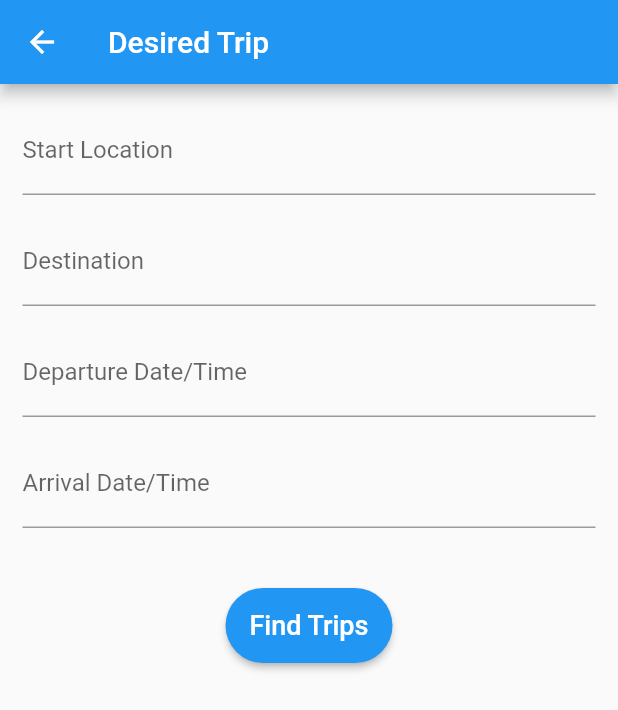
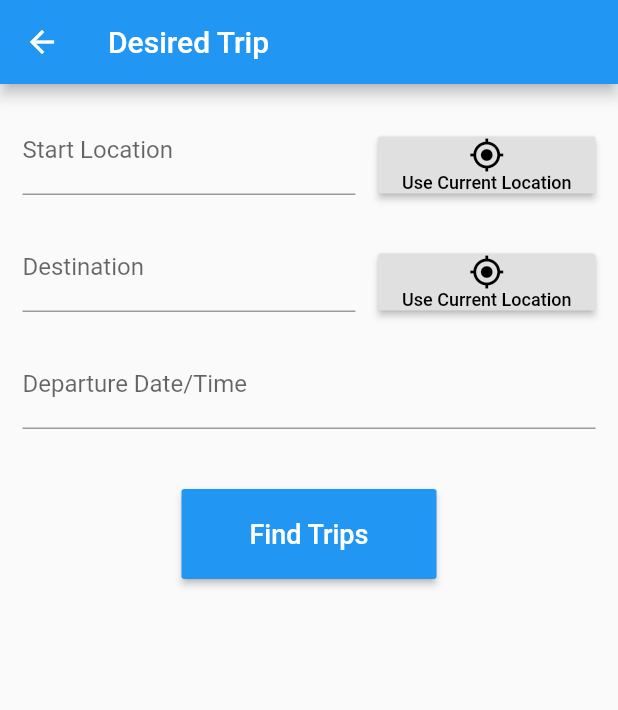
Before and after one commit to rcaina/Passenger, a Flutter app: the CreatePassengerTrip screen opened directly, on a phone screen of 412 x 824 dp. Shown: the top 710 px of the screen. Run offline on Flutter 3.47's test engine with Material 2 defaults, Android fonts, the phone set to English and light mode, and no system bars; drawn by our look-alikes of date_time_picker.

Commit message:
Collect data from create trip forms and store it in global storage

```diff
--- /dev/null
+++ b/lib/globals.dart
@@ -0,0 +1,3 @@
+String user = "John";
+List<dynamic> myTrips = [];
+List<dynamic> trips = [];
--- a/lib/view/createPassengerTrip.dart
+++ b/lib/view/createPassengerTrip.dart
@@ -1,7 +1,6 @@
 import 'package:flutter/material.dart';
 import 'package:date_time_picker/date_time_picker.dart';
-
-import 'navigation.dart';
+import 'package:passenger/view/navigation.dart';
 
 class CreatePassengerTrip extends StatefulWidget {
   const CreatePassengerTrip({Key? key}) : super(key: key);
@@ -16,6 +15,10 @@ class _CreatePassengerTripState extends State<CreatePassengerTrip> {
   // Create a global key that uniquely identifies the Form widget
   // and allows validation of the form.
   final _formKey = GlobalKey<FormState>();
+
+  final startLocationController = TextEditingController();
+  final destinationController = TextEditingController();
+  final departureDateTimeController = TextEditingController();
 
   @override
   Widget build(BuildContext context) {
@@ -32,10 +35,10 @@ class _CreatePassengerTripState extends State<CreatePassengerTrip> {
               alignment: Alignment.center,
               child: Column(
                 children: <Widget>[
-                  inputText("Start Location"),
-                  inputText("Destination"),
-                  inputDateTime("Departure Date/Time"),
-                  inputDateTime("Arrival Date/Time"),
+                  inputLocation("Start Location", startLocationController),
+                  inputLocation("Destination", destinationController),
+                  inputDateTime(
+                      "Departure Date/Time", departureDateTimeController),
                   buttonFindTrips(context)
                 ],
               ),
@@ -45,18 +48,37 @@ class _CreatePassengerTripState extends State<CreatePassengerTrip> {
       ),
     );
   }
-}
 
-Widget inputText(String label) {
-  return Padding(
-    padding: EdgeInsets.only(bottom: 15),
+  Widget inputLocation(String label, controller) {
+    return Row(
+      crossAxisAlignment: CrossAxisAlignment.start,
+      children: <Widget>[
+        Expanded(
           child: TextFormField(
             decoration: InputDecoration(labelText: label),
+            controller: controller,
           ),
+        ),
+        Container(
+          padding: EdgeInsets.fromLTRB(15, 15, 0, 15),
+          child: RaisedButton(
+            onPressed: () {
+              controller.text = "BYU, Provo, UT";
+            },
+            textColor: Colors.black,
+            child: Column(
+              children: <Widget>[
+                Icon(Icons.my_location),
+                Text('Use Current Location', style: TextStyle(fontSize: 12)),
+              ],
+            ),
+          ),
+        ),
+      ],
     );
   }
 
-Widget inputDateTime(String label) {
+  Widget inputDateTime(String label, controller) {
     return Padding(
       padding: EdgeInsets.only(bottom: 15),
       child: DateTimePicker(
@@ -65,28 +87,34 @@ Widget inputDateTime(String label) {
         firstDate: DateTime(2000),
         lastDate: DateTime(2100),
         dateLabelText: label,
-      onChanged: (val) => print(val),
+        onChanged: (val) => {controller.text = val},
         validator: (val) {
           print(val);
           return null;
         },
-      onSaved: (val) => print(val),
+        onSaved: (val) => {controller.text = val},
       ),
     );
   }
 
   Widget buttonFindTrips(BuildContext context) {
     return Padding(
-    padding: EdgeInsets.only(top: 25, bottom: 25),
+      padding: EdgeInsets.all(25),
       child: ButtonTheme(
-      height: 50,
+        height: 60,
+        minWidth: 170,
         child: RaisedButton(
           child: const Text('Find Trips',
               style: TextStyle(color: Colors.white, fontSize: 18)),
           color: Colors.blue,
-          shape:
-              RoundedRectangleBorder(borderRadius: BorderRadius.circular(50)),
           onPressed: () {
+            Map<String, dynamic> desiredTrip = {
+              'startLocation': startLocationController.text,
+              'destination': destinationController.text,
+              'departureDateTime': departureDateTimeController.text
+            };
+            print(desiredTrip);
+
             Navigator.pushAndRemoveUntil(
               context,
               MaterialPageRoute(
@@ -94,7 +122,9 @@ Widget buttonFindTrips(BuildContext context) {
                       const Navigation(initialSelectedIndex: 1)),
               (route) => false,
             );
-          }),
+          },
+        ),
       ),
     );
   }
+}
--- a/pubspec.yaml
+++ b/pubspec.yaml
@@ -34,6 +34,7 @@ dependencies:
     # Use with the CupertinoIcons class for iOS style icons.
     cupertino_icons: ^1.0.2
     date_time_picker: ^2.1.0
+    uuid: ^3.0.6
 
 dev_dependencies:
     flutter_test:
```
Also changed, not shown: analysis_options.yaml (+18 -15 lines), lib/view/createDriverTrip.dart (+66 -22 lines), pubspec.lock. Lines whose indentation alone changed are shown as unchanged.
